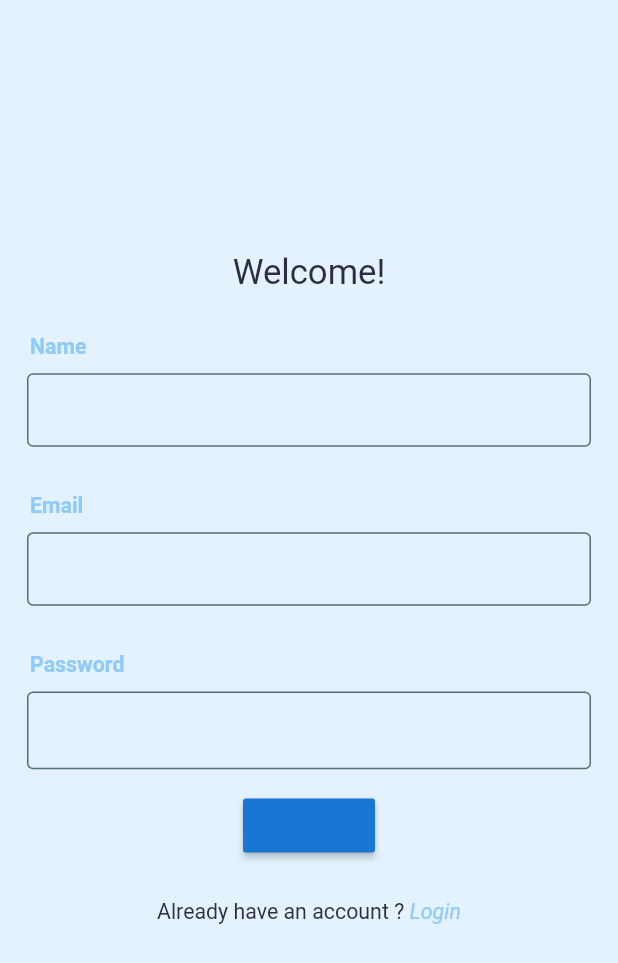
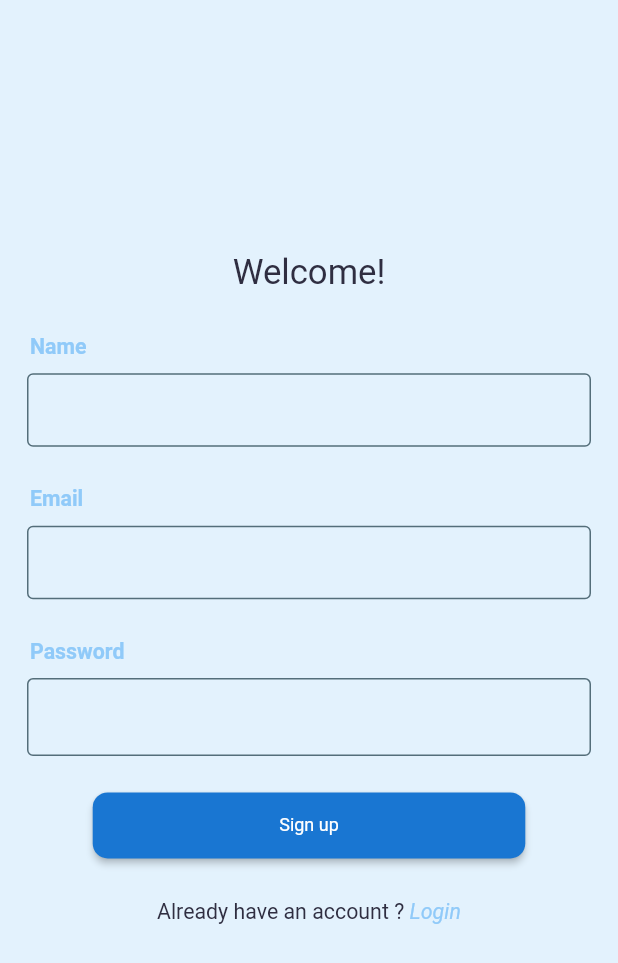
Before and after one commit to NBG-nero/Vendi, a Flutter app: the SignUpscreen screen opened by its route, on a phone screen of 412 x 824 dp. Shown: the top 963 px of the screen. Run offline on Flutter 3.47's test engine with Material 2 defaults, Android fonts, the phone set to English and light mode, and no system bars; our stand-ins replace auto_route, cached_network_image, cloud_firestore, dots_indicator, firebase_auth, firebase_core and 9 more; accounts and stored records are empty.

Commit message:
feat: custom button

```diff
--- a/lib/screens/auth/sign_up/sign_up.dart
+++ b/lib/screens/auth/sign_up/sign_up.dart
@@ -57,7 +57,7 @@ class _SignUpscreenState extends State<SignUpscreen> {
                                 validator: (val) =>
                                     ValueValidator().validateName(val),
                               ),
-                              YMargin(35.h),
+                              YMargin(30.h),
                               VTextField(
                                 obscureText: false,
                                 isMandatory: false,
@@ -69,7 +69,7 @@ class _SignUpscreenState extends State<SignUpscreen> {
                                 validator: (val) =>
                                     ValueValidator().validateEmail(val),
                               ),
-                              YMargin(35.h),
+                              YMargin(30.h),
                               VTextField(
                                 obscureText: model.hidePassword,
                                 isMandatory: false,
@@ -91,9 +91,11 @@ class _SignUpscreenState extends State<SignUpscreen> {
                                   model.toogleHidePassword();
                                 },
                               ),
-                              YMargin(15.h),
+                              YMargin(25.h),
                               VButton(
                                 onPressed: () {},
+                                width: MediaQuery.of(context).size.width * 0.7,
+                                buttontext: 'Sign up',
                               ),
                             ],
                           ),
--- a/lib/widgets/custom_button.dart
+++ b/lib/widgets/custom_button.dart
@@ -30,8 +30,19 @@ class VButton extends StatelessWidget {
   @override
   Widget build(BuildContext context) {
     return MaterialButton(
-      onPressed: onPressed!,
-      color:color?? VendiColors.primaryColorswatch.shade700
-    );
+        onPressed: onPressed!,
+        color: color ?? VendiColors.primaryColorswatch.shade700,
+        shape: shape ??
+            RoundedRectangleBorder(
+              borderRadius: BorderRadius.circular(10),
+              side: BorderSide(color: sideColor ?? Colors.transparent),
+            ),
+        minWidth: width ?? MediaQuery.of(context).size.width * 0.9,
+        padding: const EdgeInsets.fromLTRB(20, 15, 20, 15),
+        child: child ??
+            Text(buttontext ?? 'buttonText',
+                style: Theme.of(context).textTheme.labelMedium?.copyWith(
+                      color: buttonTextCor ?? Colors.white,
+                    )));
   }
 }
```
